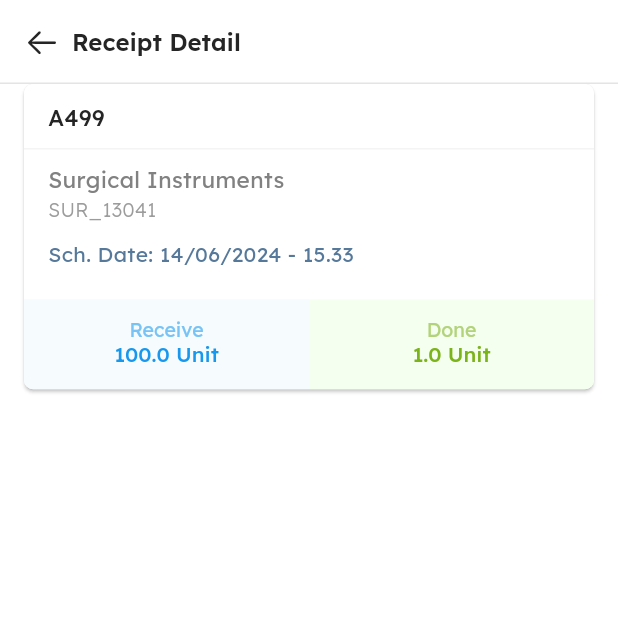
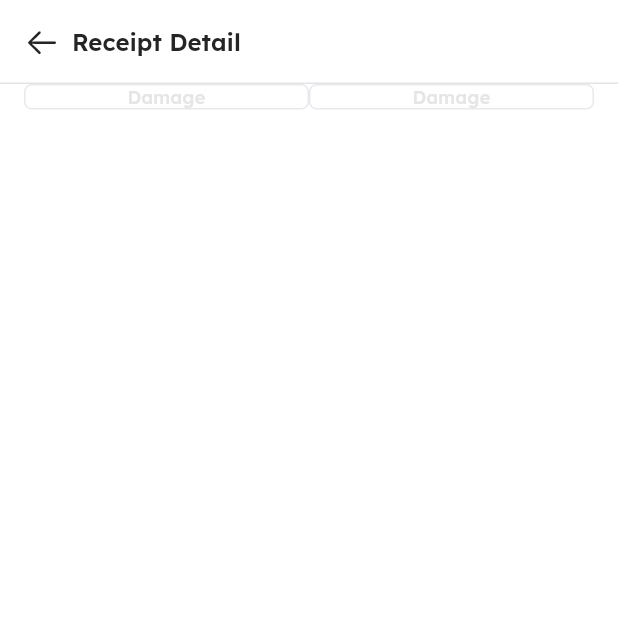
Before and after one commit to teguhw-scaleocean/inventory_3, a Flutter app: the screen it shows after launch, on a phone screen of 412 x 824 dp, the top half of it. Run offline on Flutter 3.47's test engine with Material 3 defaults, Android fonts, the phone set to English and light mode, and no system bars; our stand-ins replace device_preview, flutter_screenutil, flutter_svg.

Commit message:
receipt-detail-inprogress-4-outlined-button

```diff
--- a/lib/common/theme/color/color_name.dart
+++ b/lib/common/theme/color/color_name.dart
@@ -20,6 +20,7 @@ class ColorName {
   static const Color grey9Color = Color(0xFFEFEFEF);
   static const Color grey10Color = Color(0xFF4A4A4A);
   static const Color grey11Color = Color(0xFF9C9C9C);
+  static const Color grey12Color = Color(0xFFE5E5E5);
   static const Color borderColor = Color(0xFFE9E9E9);
   static const Color redColor = Color(0xFFE81A0C);
   static const Color badgeRedColor = Color(0xFFEE4345);
--- a/lib/presentation/receipt/screens/receipt_detail_screen.dart
+++ b/lib/presentation/receipt/screens/receipt_detail_screen.dart
@@ -27,7 +27,12 @@ class _ReceiptDetailScreenState extends State<ReceiptDetailScreen> {
           padding: const EdgeInsets.symmetric(horizontal: 16),
           child: Column(
             children: [
-              buildPalleteItemCard(),
+              Row(
+                children: [
+                  Flexible(child: buildOutlineButton(context, label: "Damage")),
+                  Flexible(child: buildOutlineButton(context, label: "Damage")),
+                ],
+              )
             ],
           ),
         ),
@@ -161,6 +166,36 @@ class _ReceiptDetailScreenState extends State<ReceiptDetailScreen> {
         // ),
       ),
     );
+  }
+
+  Widget buildOutlineButton(BuildContext context,
+      {required String label,
+      Color? borderColor,
+      Color? backgroundColor,
+      TextStyle? labelTextStyle}) {
+    return Material(
+        // onPressed: () {},
+        color: backgroundColor ?? ColorName.whiteColor,
+        shape: RoundedRectangleBorder(
+            borderRadius: BorderRadius.circular(5),
+            side: BorderSide(
+              color: borderColor ?? ColorName.grey6Color,
+              width: 1,
+            )),
+        elevation: 0,
+        child: SizedBox(
+          width: double.infinity,
+          child: Text(
+            label,
+            textAlign: TextAlign.center,
+            style: labelTextStyle ??
+                BaseText.baseTextStyle.copyWith(
+                  fontSize: 12,
+                  fontWeight: BaseText.medium,
+                  color: ColorName.grey12Color,
+                ),
+          ),
+        ));
   }
 
   Card buildPalleteItemCard() {
```
